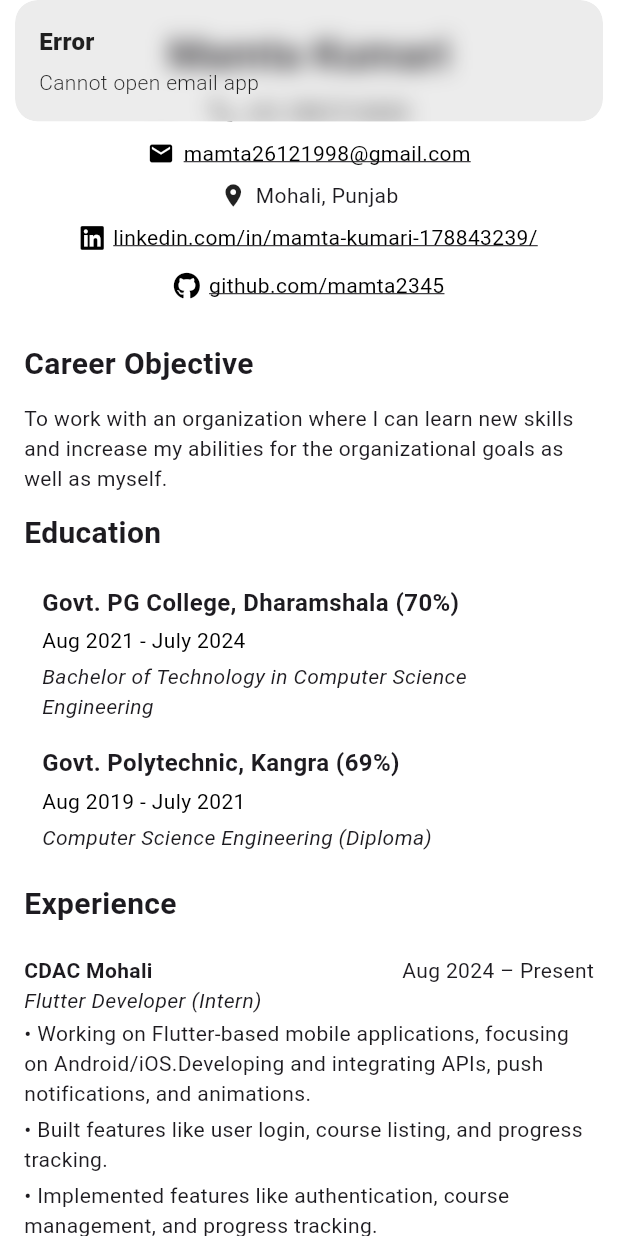
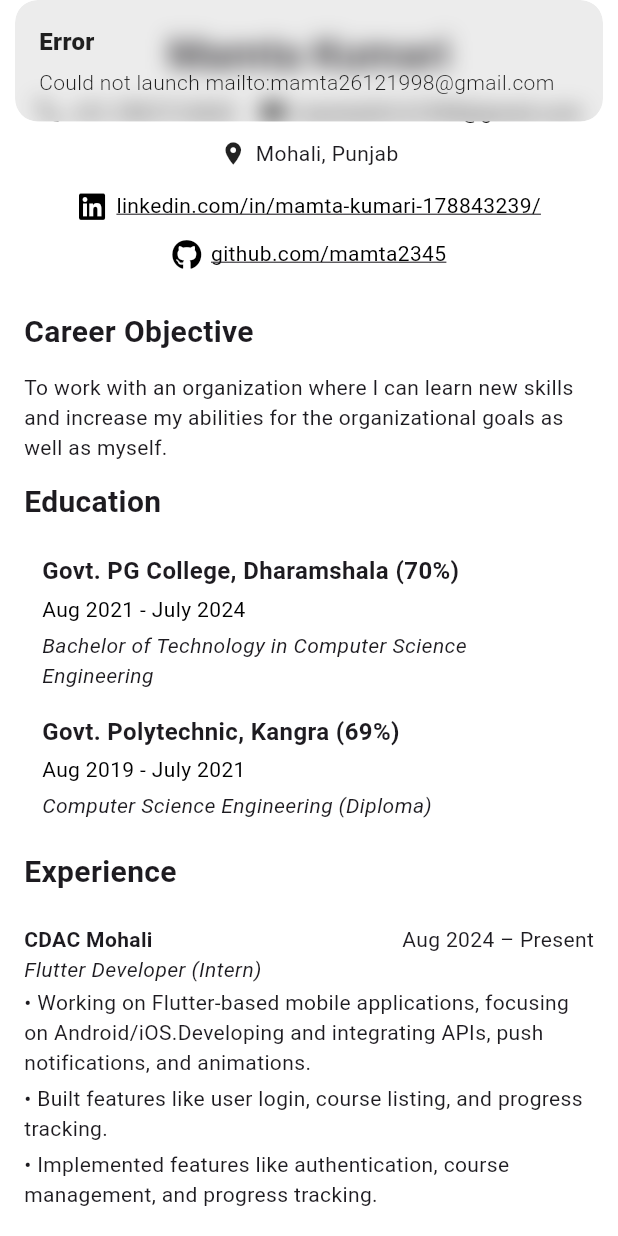
Before and after one commit to mamta2345/Digital_Resume, a Flutter app: the ResumePage screen opened directly, after a tap on "mamta26121998@gmail.com", on a phone screen of 412 x 824 dp. Run offline on Flutter 3.47's test engine with Material 3 defaults, Android fonts, the phone set to English and light mode, and no system bars; our stand-ins replace font_awesome_flutter, get.

Commit message:
Update Code

```diff
--- a/lib/Contollers_folder/link_controller.dart
+++ b/lib/Contollers_folder/link_controller.dart
@@ -2,42 +2,38 @@ import 'package:flutter/foundation.dart';
 import 'package:get/get.dart';
 import 'package:url_launcher/url_launcher.dart';
 
-class LinkController extends GetxController {
-  Future<void> openLink(String url) async {
-    final uri = Uri.parse(url);
-    if (kDebugMode) {
-      print("Opening URL: $url");
-    }
-    if (await canLaunchUrl(uri)) {
-      await launchUrl(uri, mode: LaunchMode.externalApplication);
-    } else {
-      Get.snackbar("Error", "Could not launch $url");
+class UrlController extends GetxController {
+  Future<void> launchUrlWithMode(Uri uri, bool inApp) async {
+    try {
+      if (await canLaunchUrl(uri)) {
+        await launchUrl(
+          uri,
+          mode: inApp
+              ? LaunchMode.inAppWebView
+              : LaunchMode.externalApplication,
+        );
+      } else {
+        if (kDebugMode) print("Cannot launch URL: $uri");
+        Get.snackbar("Error", "Could not launch $uri");
+      }
+    } catch (e) {
+      if (kDebugMode) print("Error launching URL: ${e.toString()}");
+      Get.snackbar("Error", "Failed to open link");
     }
   }
-}
 
-class ContactController extends GetxController {
   Future<void> makePhoneCall(String number) async {
     final Uri uri = Uri(scheme: 'tel', path: number);
-    if (await canLaunchUrl(uri)) {
-      await launchUrl(
-        uri,
-        mode: LaunchMode.externalApplication,
-      ); // Ensures mobile devices open dialer
-    } else {
-      Get.snackbar("Error", "Cannot place call to $number");
-    }
+    await launchUrlWithMode(uri, false);
   }
 
   Future<void> sendEmail(String email) async {
     final Uri uri = Uri(scheme: 'mailto', path: email);
-    if (await canLaunchUrl(uri)) {
-      await launchUrl(
-        uri,
-        mode: LaunchMode.externalApplication,
-      ); // Opens default email app
-    } else {
-      Get.snackbar("Error", "Cannot open email app");
-    }
+    await launchUrlWithMode(uri, false);
+  }
+
+  Future<void> openLink(String url) async {
+    final uri = Uri.parse(url);
+    await launchUrlWithMode(uri, false);
   }
 }
--- a/lib/Screens/Resume.dart
+++ b/lib/Screens/Resume.dart
@@ -7,8 +7,7 @@ import 'package:get/get.dart';
 
 class ResumePage extends StatelessWidget {
   ResumePage({super.key});
-  final LinkController controller = Get.put(LinkController());
-  final ContactController controllers = Get.put(ContactController());
+  final UrlController controller = Get.put(UrlController());
 
   @override
   Widget build(BuildContext context) {
@@ -28,8 +27,6 @@ class ResumePage extends StatelessWidget {
               ),
               const SizedBox(height: 8),
               Center(
-                child: Padding(
-                  padding: const EdgeInsets.symmetric(horizontal: 16.0),
                 child: Wrap(
                   alignment: WrapAlignment.center,
                   spacing: 16,
@@ -38,8 +35,7 @@ class ResumePage extends StatelessWidget {
                     MouseRegion(
                       cursor: SystemMouseCursors.click,
                       child: InkWell(
-                          onTap: () =>
-                              controllers.makePhoneCall('+917807713653'),
+                        onTap: () => controller.makePhoneCall('+917807713653'),
                         child: Row(
                           mainAxisSize: MainAxisSize.min,
                           children: const [
@@ -60,7 +56,7 @@ class ResumePage extends StatelessWidget {
                       cursor: SystemMouseCursors.click,
                       child: InkWell(
                         onTap: () =>
-                              controllers.sendEmail('mamta26121998@gmail.com'),
+                            controller.sendEmail('mamta26121998@gmail.com'),
                         child: Row(
                           mainAxisSize: MainAxisSize.min,
                           children: const [
@@ -77,9 +73,9 @@ class ResumePage extends StatelessWidget {
                         ),
                       ),
                     ),
-                      Row(
+                    const Row(
                       mainAxisSize: MainAxisSize.min,
-                        children: const [
+                      children: [
                         Icon(Icons.location_on, size: 18),
                         SizedBox(width: 6),
                         Text('Mohali, Punjab'),
@@ -88,8 +84,7 @@ class ResumePage extends StatelessWidget {
                   ],
                 ),
               ),
-              ),
-              const SizedBox(height: 8),
+              const SizedBox(height: 15),
               Wrap(
                 alignment: WrapAlignment.start,
                 spacing: 24,
@@ -99,11 +94,13 @@ class ResumePage extends StatelessWidget {
                     icon: FontAwesomeIcons.linkedin,
                     text: 'linkedin.com/in/mamta-kumari-178843239/',
                     url: 'https://www.linkedin.com/in/mamta-kumari-178843239/',
+                    controller: controller,
                   ),
                   _buildLinkRow(
                     icon: FontAwesomeIcons.github,
                     text: 'github.com/mamta2345',
                     url: 'https://github.com/mamta2345',
+                    controller: controller,
                   ),
                 ],
               ),
@@ -204,7 +201,7 @@ class ResumePage extends StatelessWidget {
             padding: const EdgeInsets.symmetric(vertical: 2.0),
             child: RichText(
               text: TextSpan(
-                style: const TextStyle(fontSize: 12, color: Colors.black),
+                style: const TextStyle(fontSize: 15, color: Colors.black),
                 children: [
                   TextSpan(
                     text: '${parts[0]}:',
@@ -353,28 +350,24 @@ class ResumePage extends StatelessWidget {
     required IconData icon,
     required String text,
     required String url,
+    required UrlController controller,
   }) {
-    return MouseRegion(
-      cursor: SystemMouseCursors.click,
-      child: InkWell(
+    return InkWell(
       onTap: () => controller.openLink(url),
       child: Row(
         mainAxisSize: MainAxisSize.max,
         mainAxisAlignment: MainAxisAlignment.center,
         children: [
-            FaIcon(icon, size: 18, color: Colors.black),
+          Icon(icon, size: 20, color: Colors.black),
           const SizedBox(width: 6),
           Text(
             text,
             style: const TextStyle(
-                fontSize: 14,
               color: Colors.black,
               decoration: TextDecoration.underline,
             ),
-              overflow: TextOverflow.ellipsis,
           ),
         ],
-        ),
       ),
     );
   }
--- a/lib/main.dart
+++ b/lib/main.dart
@@ -12,6 +12,9 @@ class MainApp extends StatelessWidget {
 
   @override
   Widget build(BuildContext context) {
-    return GetMaterialApp(debugShowCheckedModeBanner: false, home: Url());
+    return GetMaterialApp(
+      debugShowCheckedModeBanner: false,
+      home: ResumePage(),
+    );
   }
 }
```
Lines whose indentation alone changed are shown as unchanged.
